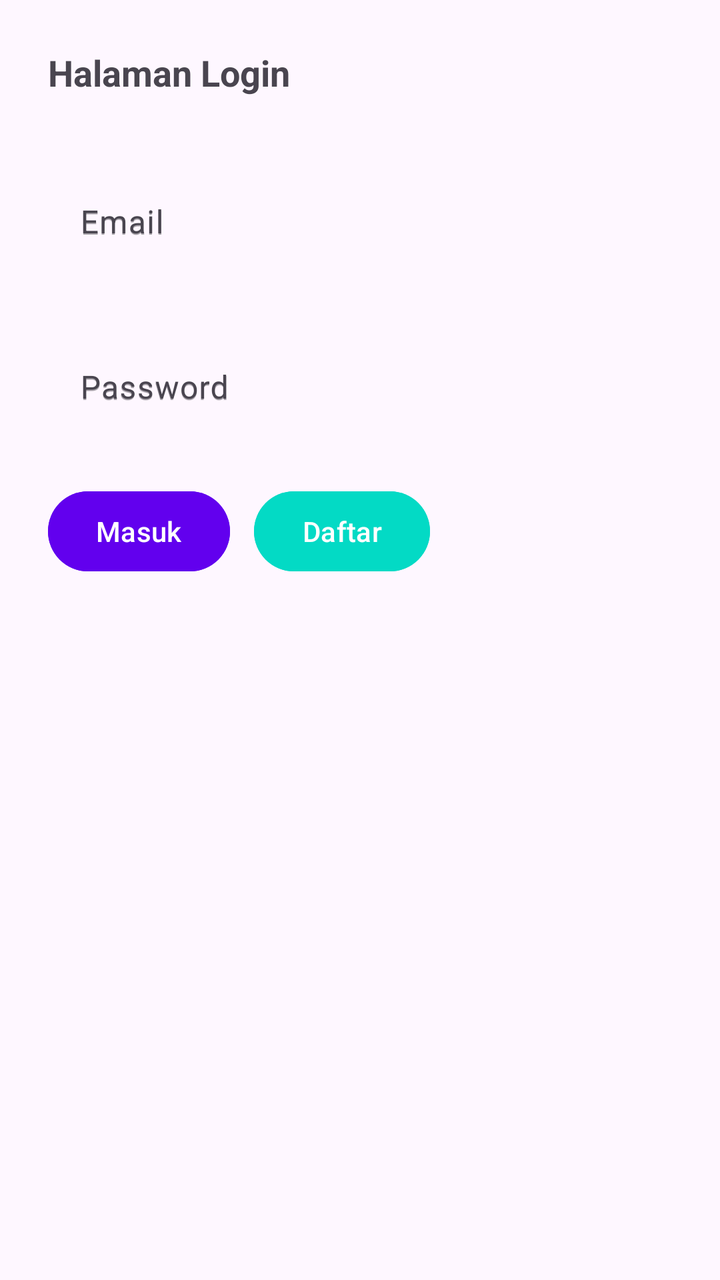
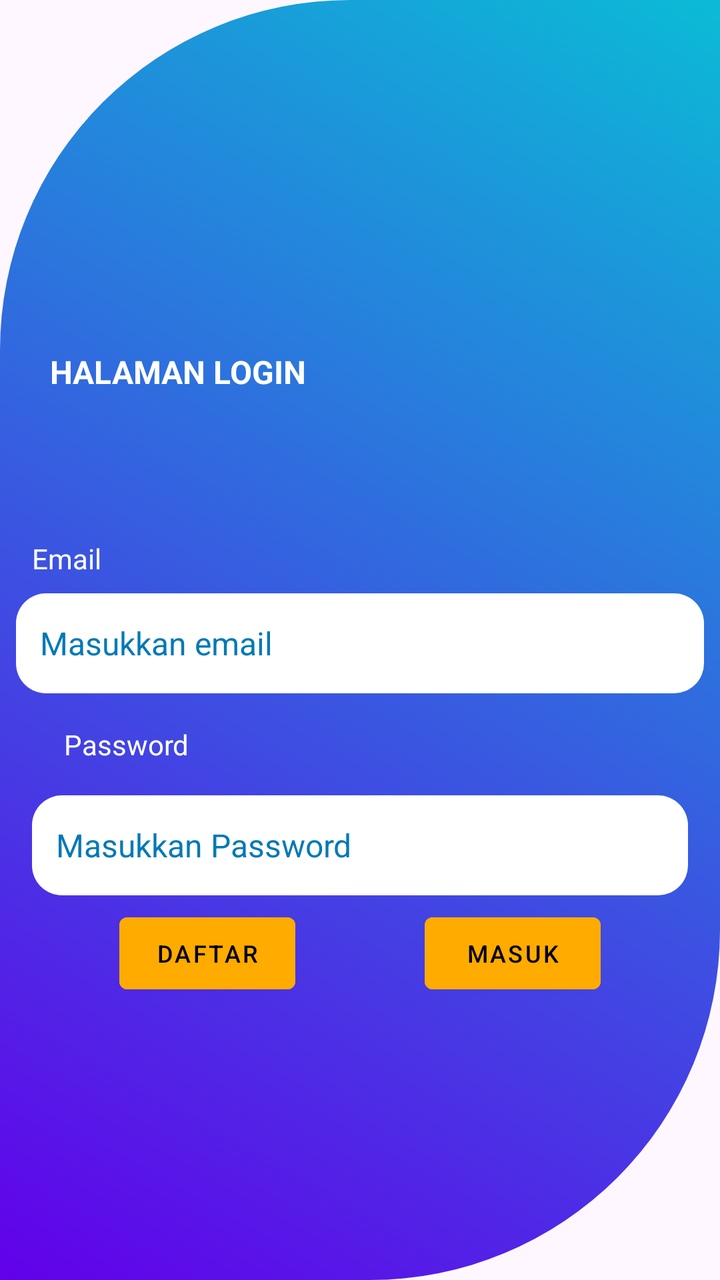

Before-and-after screenshots of an Android layout around one commit, followed by the original layout XML and the change that was made.
<!-- AndroidManifest.xml: application theme Theme.Halaman_login -->
<!-- res/layout/activity_main.xml -->
<?xml version="1.0" encoding="utf-8"?>
<androidx.constraintlayout.widget.ConstraintLayout xmlns:android="http://schemas.android.com/apk/res/android"
    xmlns:app="http://schemas.android.com/apk/res-auto"
    xmlns:tools="http://schemas.android.com/tools"
    android:id="@+id/main"
    android:layout_width="match_parent"
    android:layout_height="match_parent"
    tools:context=".MainActivity">

    <TextView
        android:id="@+id/tvTitle"
        android:layout_width="wrap_content"
        android:layout_height="wrap_content"
        android:text="@string/halaman_login"
        android:textSize="18sp"
        android:textStyle="bold"
        app:layout_constraintTop_toTopOf="parent"
        app:layout_constraintStart_toStartOf="parent"
        android:layout_marginTop="24dp"
        android:layout_marginStart="24dp" />

    <com.google.android.material.textfield.TextInputLayout
        android:id="@+id/tilEmail"
        android:layout_width="0dp"
        android:layout_height="wrap_content"
        android:hint="@string/label_email"
        app:boxBackgroundMode="none"
        app:layout_constraintTop_toBottomOf="@id/tvTitle"
        app:layout_constraintStart_toStartOf="parent"
        app:layout_constraintEnd_toEndOf="parent"
        android:layout_marginStart="24dp"
        android:layout_marginEnd="24dp"
        android:layout_marginTop="24dp">

        <com.google.android.material.textfield.TextInputEditText
            android:id="@+id/etEmail"
            android:layout_width="match_parent"
            android:layout_height="wrap_content"
            android:inputType="textEmailAddress"
            android:hint="@string/label_email" />
    </com.google.android.material.textfield.TextInputLayout>

    <com.google.android.material.textfield.TextInputLayout
        android:id="@+id/tilPassword"
        android:layout_width="0dp"
        android:layout_height="wrap_content"
        android:hint="@string/label_password"
        app:boxBackgroundMode="none"
        app:layout_constraintTop_toBottomOf="@id/tilEmail"
        app:layout_constraintStart_toStartOf="parent"
        app:layout_constraintEnd_toEndOf="parent"
        android:layout_marginStart="24dp"
        android:layout_marginEnd="24dp"
        android:layout_marginTop="16dp">

        <com.google.android.material.textfield.TextInputEditText
            android:id="@+id/etPassword"
            android:layout_width="match_parent"
            android:layout_height="wrap_content"
            android:inputType="textPassword"
            android:hint="@string/label_password" />
    </com.google.android.material.textfield.TextInputLayout>

    <LinearLayout
        android:id="@+id/buttonRow"
        android:layout_width="wrap_content"
        android:layout_height="wrap_content"
        android:orientation="horizontal"
        app:layout_constraintTop_toBottomOf="@id/tilPassword"
        app:layout_constraintStart_toStartOf="parent"
        android:layout_marginTop="20dp"
        android:layout_marginStart="24dp">

        <com.google.android.material.button.MaterialButton
            android:id="@+id/btnMasuk"
            android:layout_width="wrap_content"
            android:layout_height="wrap_content"
            android:text="@string/btn_masuk"
            android:layout_marginEnd="12dp"
            app:cornerRadius="20dp"
            android:backgroundTint="@color/primaryColor"
            android:textColor="@color/white" />

        <com.google.android.material.button.MaterialButton
            android:id="@+id/btnDaftar"
            android:layout_width="wrap_content"
            android:layout_height="wrap_content"
            android:text="@string/btn_daftar"
            app:cornerRadius="20dp"
            android:backgroundTint="@color/secondaryColor"
            android:textColor="@color/white" />
    </LinearLayout>

</androidx.constraintlayout.widget.ConstraintLayout>
<!-- resources referenced by this layout -->
<resources>
  <color name="primaryColor">#6200EE</color>
  <color name="secondaryColor">#03DAC5</color>
  <color name="white">#FFFFFFFF</color>
  <string name="btn_daftar">Daftar</string>
  <string name="btn_masuk">Masuk</string>
  <string name="halaman_login">Halaman Login</string>
  <string name="label_email">Email</string>
  <string name="label_password">Password</string>
  <style name="Theme.Halaman_login" parent="Base.Theme.Halaman_login" />
  <style name="Base.Theme.Halaman_login" parent="Theme.Material3.DayNight.NoActionBar">
          
          
      </style>
</resources>

<!-- the commit's change to res/layout/activity_main.xml (unified diff, before → after) -->
@@ -1,94 +1,108 @@
 <?xml version="1.0" encoding="utf-8"?>
-<androidx.constraintlayout.widget.ConstraintLayout xmlns:android="http://schemas.android.com/apk/res/android"
+<androidx.constraintlayout.widget.ConstraintLayout
+    xmlns:android="http://schemas.android.com/apk/res/android"
     xmlns:app="http://schemas.android.com/apk/res-auto"
     xmlns:tools="http://schemas.android.com/tools"
     android:id="@+id/main"
     android:layout_width="match_parent"
     android:layout_height="match_parent"
-    tools:context=".MainActivity">
+    android:background="@drawable/gradient_background"
+    android:orientation="vertical">
 
     <TextView
-        android:id="@+id/tvTitle"
+        style="@style/judul"
+        android:id="@+id/textView3"
         android:layout_width="wrap_content"
         android:layout_height="wrap_content"
-        android:text="@string/halaman_login"
-        android:textSize="18sp"
-        android:textStyle="bold"
-        app:layout_constraintTop_toTopOf="parent"
+        android:layout_marginTop="150dp"
+        android:layout_marginBottom="32dp"
+        android:text="Halaman Login"
+        app:layout_constraintBottom_toTopOf="@+id/textView2"
+        app:layout_constraintHorizontal_bias="0.498"
         app:layout_constraintStart_toStartOf="parent"
-        android:layout_marginTop="24dp"
-        android:layout_marginStart="24dp" />
+        app:layout_constraintTop_toTopOf="parent" />
 
-    <com.google.android.material.textfield.TextInputLayout
-        android:id="@+id/tilEmail"
-        android:layout_width="0dp"
-        android:layout_height="wrap_content"
-        android:hint="@string/label_email"
-        app:boxBackgroundMode="none"
-        app:layout_constraintTop_toBottomOf="@id/tvTitle"
-        app:layout_constraintStart_toStartOf="parent"
-        app:layout_constraintEnd_toEndOf="parent"
-        android:layout_marginStart="24dp"
-        android:layout_marginEnd="24dp"
-        android:layout_marginTop="24dp">
-
-        <com.google.android.material.textfield.TextInputEditText
-            android:id="@+id/etEmail"
-            android:layout_width="match_parent"
-            android:layout_height="wrap_content"
-            android:inputType="textEmailAddress"
-            android:hint="@string/label_email" />
-    </com.google.android.material.textfield.TextInputLayout>
-
-    <com.google.android.material.textfield.TextInputLayout
-        android:id="@+id/tilPassword"
-        android:layout_width="0dp"
-        android:layout_height="wrap_content"
-        android:hint="@string/label_password"
-        app:boxBackgroundMode="none"
-        app:layout_constraintTop_toBottomOf="@id/tilEmail"
-        app:layout_constraintStart_toStartOf="parent"
-        app:layout_constraintEnd_toEndOf="parent"
-        android:layout_marginStart="24dp"
-        android:layout_marginEnd="24dp"
-        android:layout_marginTop="16dp">
-
-        <com.google.android.material.textfield.TextInputEditText
-            android:id="@+id/etPassword"
-            android:layout_width="match_parent"
-            android:layout_height="wrap_content"
-            android:inputType="textPassword"
-            android:hint="@string/label_password" />
-    </com.google.android.material.textfield.TextInputLayout>
-
-    <LinearLayout
-        android:id="@+id/buttonRow"
+    <TextView
+        style="@style/subjudul"
+        android:id="@+id/textView2"
         android:layout_width="wrap_content"
         android:layout_height="wrap_content"
-        android:orientation="horizontal"
-        app:layout_constraintTop_toBottomOf="@id/tilPassword"
+        android:layout_marginStart="16dp"
+        android:layout_marginTop="16dp"
+        android:layout_marginBottom="16dp"
+        android:hint="Masukkan email"
+        android:text="Email"
+        app:layout_constraintBottom_toTopOf="@+id/edtUsername"
         app:layout_constraintStart_toStartOf="parent"
-        android:layout_marginTop="20dp"
-        android:layout_marginStart="24dp">
+        app:layout_constraintTop_toBottomOf="@+id/textView3" />
 
-        <com.google.android.material.button.MaterialButton
-            android:id="@+id/btnMasuk"
-            android:layout_width="wrap_content"
-            android:layout_height="wrap_content"
-            android:text="@string/btn_masuk"
-            android:layout_marginEnd="12dp"
-            app:cornerRadius="20dp"
-            android:backgroundTint="@color/primaryColor"
-            android:textColor="@color/white" />
+    <EditText
+        style="@style/CustomEditText"
+        android:id="@+id/edtUsername"
+        android:layout_width="match_parent"
+        android:layout_height="wrap_content"
+        android:layout_marginStart="8dp"
+        android:layout_marginTop="8dp"
+        android:layout_marginEnd="8dp"
+        android:inputType="textEmailAddress"
+        android:autofillHints="emailAddress"
+        android:hint="Masukkan email"
+        app:layout_constraintEnd_toEndOf="parent"
+        app:layout_constraintHorizontal_bias="0.0"
+        app:layout_constraintStart_toStartOf="parent"
+        app:layout_constraintTop_toBottomOf="@+id/textView2" />
 
-        <com.google.android.material.button.MaterialButton
-            android:id="@+id/btnDaftar"
-            android:layout_width="wrap_content"
-            android:layout_height="wrap_content"
-            android:text="@string/btn_daftar"
-            app:cornerRadius="20dp"
-            android:backgroundTint="@color/secondaryColor"
-            android:textColor="@color/white" />
-    </LinearLayout>
+    <TextView
+        style="@style/subjudul"
+        android:id="@+id/txtPassword"
+        android:layout_width="match_parent"
+        android:layout_height="wrap_content"
+        android:layout_marginStart="32dp"
+        android:layout_marginTop="16dp"
+        android:layout_marginEnd="16dp"
+        android:layout_marginBottom="16dp"
+        android:text="Password"
+        app:layout_constraintBottom_toTopOf="@+id/edtPassword"
+        app:layout_constraintStart_toStartOf="parent"
+        app:layout_constraintTop_toBottomOf="@+id/edtUsername" />
+
+    <EditText
+        style="@style/CustomEditText"
+        android:id="@+id/edtPassword"
+        android:layout_width="match_parent"
+        android:layout_height="wrap_content"
+        android:layout_marginStart="16dp"
+        android:layout_marginTop="16dp"
+        android:layout_marginEnd="16dp"
+        android:layout_marginBottom="20dp"
+        android:hint="Masukkan Password"
+        android:inputType="textPassword"
+        android:autofillHints="password"
+        app:layout_constraintStart_toStartOf="parent"
+        app:layout_constraintTop_toBottomOf="@+id/txtPassword" />
+
+    <Button
+        android:id="@+id/btn_daftar"
+        style="@style/newButton"
+        android:layout_width="wrap_content"
+        android:layout_height="wrap_content"
+        android:layout_marginTop="24dp"
+        android:layout_marginEnd="8dp"
+        android:text="Daftar"
+        app:layout_constraintEnd_toStartOf="@+id/btn_masuk"
+        app:layout_constraintStart_toStartOf="parent"
+        app:layout_constraintTop_toBottomOf="@+id/edtPassword" />
+
+    <Button
+        android:id="@+id/btn_masuk"
+        style="@style/newButton"
+        android:layout_width="wrap_content"
+        android:layout_height="wrap_content"
+        android:layout_marginTop="24dp"
+        android:layout_marginStart="8dp"
+        android:text="Masuk"
+        app:layout_constraintEnd_toEndOf="parent"
+        app:layout_constraintStart_toEndOf="@+id/btn_daftar"
+        app:layout_constraintTop_toBottomOf="@+id/edtPassword" />
 
 </androidx.constraintlayout.widget.ConstraintLayout>
<!-- resource entries referenced after the edit -->
@@ -1,17 +1,66 @@
 <!-- resources referenced by this layout -->
 <resources>
-  <color name="primaryColor">#6200EE</color>
-  <color name="secondaryColor">#03DAC5</color>
+  <!-- drawable gradient_background (drawable) -->
+  <?xml version="1.0" encoding="utf-8"?>
+  <layer-list xmlns:android="http://schemas.android.com/apk/res/android">
+      <item>
+          <shape android:shape="rectangle">
+              <gradient
+                  android:startColor="#6200EA"
+                  android:endColor="#0BBBD6"
+                  android:angle="45" />
+              <corners
+                  android:topLeftRadius="175dp"
+                  android:bottomRightRadius="175dp" /> </shape>
+      </item>
+  </layer-list>
+  <style name="CustomEditText" parent="Widget.MaterialComponents.TextInputLayout.FilledBox">
+          <item name="android:background">@drawable/bg_editteks</item>
+          <item name="android:textColor">@color/blue</item>
+          <item name="android:textColorHint">#0079B5</item>
+          <item name="android:padding">12dp</item>
+          <item name="android:textSize">16sp</item>
+          <item name="android:minHeight">50dp</item>
+      </style>
+  <style name="judul" parent="Widget.MaterialComponents.TextView">
+          <item name="android:textColor">@color/white</item>
+          <item name="android:textSize">16sp</item>
+          <item name="android:textAllCaps">true</item>
+          <item name="android:textStyle">bold</item>
+          <item name="android:layout_marginTop">10dp</item>
+          <item name="android:padding">25dp</item>
+      </style>
+  <style name="newButton" parent="Widget.MaterialComponents.Button">
+          <item name="android:textColor">@color/black</item>
+          <item name="android:layout_marginTop">30dp</item>
+          <item name="android:textSize">12sp</item>
+          <item name="android:backgroundTint">@color/orange</item>
+          <item name="android:padding">2dp</item>
+          <item name="android:layout_margin">5dp</item>
+      </style>
+  <style name="subjudul" parent="Widget.MaterialComponents.TextView">
+          <item name="android:textColor">@color/white</item>
+          <item name="android:textSize">14sp</item>
+          <item name="android:capitalize">sentences</item>
+          <item name="android:fontFamily">sans-serif</item>
+          <item name="android:layout_marginTop">10dp</item>
+      </style>
   <color name="white">#FFFFFFFF</color>
-  <string name="btn_daftar">Daftar</string>
-  <string name="btn_masuk">Masuk</string>
-  <string name="halaman_login">Halaman Login</string>
-  <string name="label_email">Email</string>
-  <string name="label_password">Password</string>
+  <color name="black">#FF000000</color>
+  <color name="orange">#FFAB00</color>
   <style name="Theme.Halaman_login" parent="Base.Theme.Halaman_login" />
+  <!-- drawable bg_editteks (drawable) -->
+  <layer-list xmlns:android="http://schemas.android.com/apk/res/android">
+      <item>
+          <shape android:shape="rectangle">
+              <solid android:color="@color/white"></solid>
+              <corners android:radius="15dp"/> </shape>
+      </item>
+  </layer-list>
+  <color name="blue">#6200EA</color>
   <style name="Base.Theme.Halaman_login" parent="Theme.Material3.DayNight.NoActionBar">
-          
-          
+          <item name="colorPrimary">@color/blue</item>
+          <item name="colorSecondary">@color/orange</item>
       </style>
 </resources>
 
